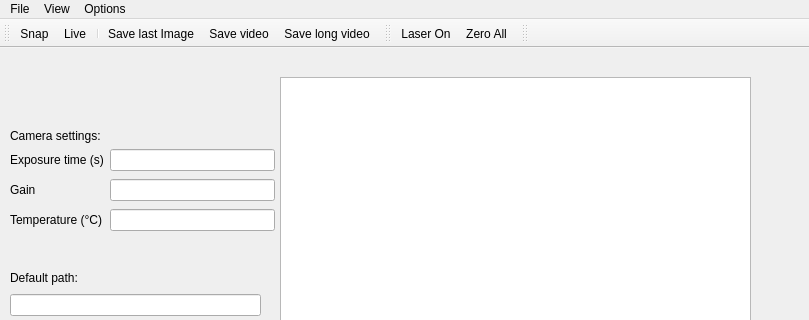
Before: the Qt Designer form gui/fluorescence_microscopy/ui_basic.ui in fbarho/qudi-cbs, drawn with Qt 5; both pictures show x 0 to 809 and y 0 to 320 of the 1228 by 800 pixel window.
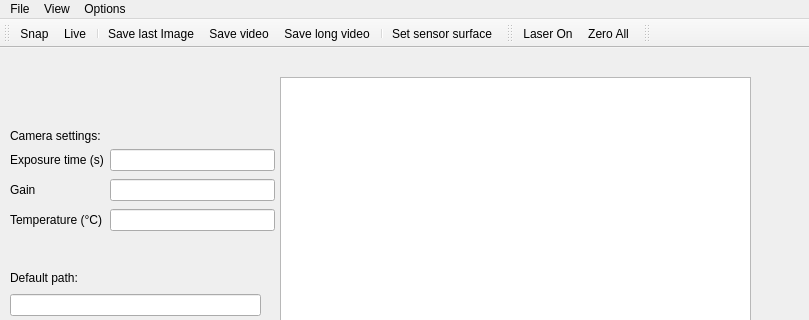
After: the same form once the commit is applied. Custom widgets are drawn as their Qt base class.

Commit message: added gui elements for roi selection on captor surface

What changed in the file:
```diff
--- a/gui/fluorescence_microscopy/ui_basic.ui
+++ b/gui/fluorescence_microscopy/ui_basic.ui
@@ -69,6 +69,8 @@
    <addaction name="save_last_image_Action"/>
    <addaction name="save_video_Action"/>
    <addaction name="spooling_Action"/>
+   <addaction name="separator"/>
+   <addaction name="set_sensor_Action"/>
   </widget>
   <widget class="QDockWidget" name="laser_control_DockWidget">
    <property name="sizePolicy">
@@ -609,6 +611,14 @@
     <string>Filter selection dockwidget</string>
    </property>
   </action>
+  <action name="set_sensor_Action">
+   <property name="checkable">
+    <bool>true</bool>
+   </property>
+   <property name="text">
+    <string>Set sensor surface</string>
+   </property>
+  </action>
  </widget>
  <customwidgets>
   <customwidget>
```
The commit also changes 1 other file.
